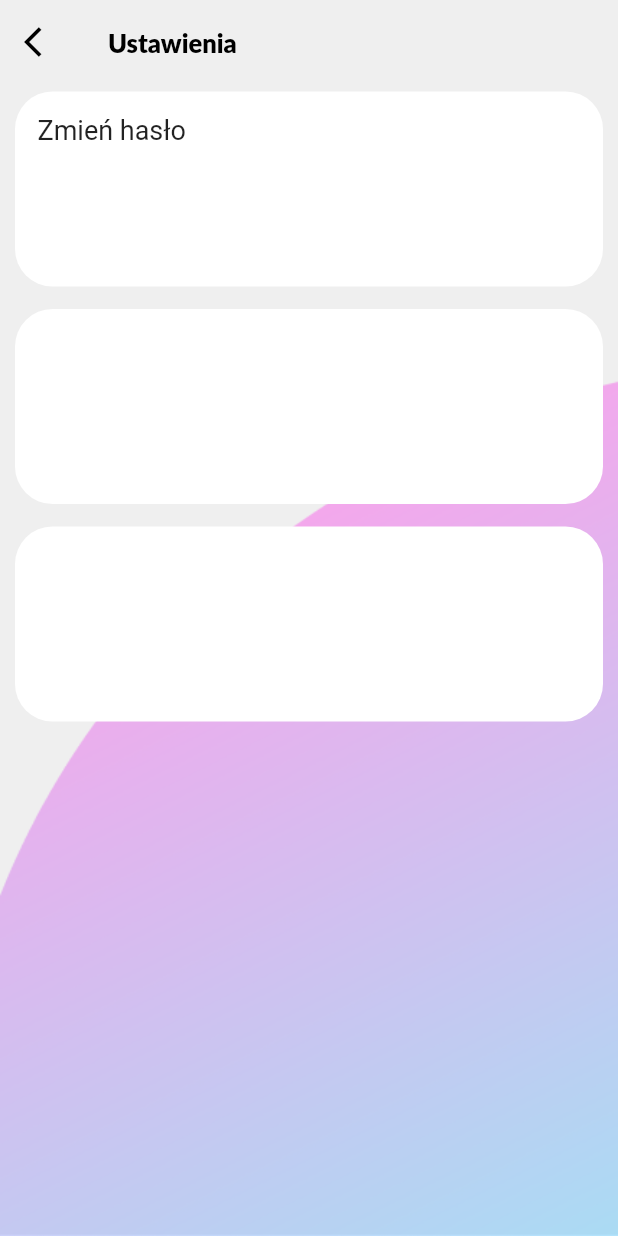
After one commit to v-ashka/proj-zespolowy-flutter, a Flutter app: the SettingsView screen opened directly, on a phone screen of 412 x 824 dp. The commit adds this screen. Run offline on Flutter 3.47's test engine with Material 2 defaults, Android fonts, the phone set to English and light mode, and no system bars; our stand-ins replace cached_network_image, dropdown_textfield, expandable, file_picker, flutter_secure_storage, flutter_spinkit and 6 more; missing offline and left inert: byte_converter, chip_list, flutter_downloader, jwt_decode, video_thumbnail; accounts and stored records are empty.

Commit message:
added settings view

```diff
--- a/lib/components/appbar.dart
+++ b/lib/components/appbar.dart
@@ -1,9 +1,11 @@
 import "package:flutter/material.dart";
 import 'package:flutter/services.dart';
+import 'package:projzespoloey/components/header.dart';
 import 'package:projzespoloey/constants.dart';
 
 enum HeaderTitleType {
   defaultTitle,
+  settingsTitle,
   carList,
   carDefault,
   carInsurance,
@@ -23,12 +25,14 @@ enum HeaderTitleType {
   fileList,
   documentList,
   formAddDocument,
-  formEditDocument
+  formEditDocument,
 }
 
 extension HeaderTitleExtension on HeaderTitleType {
   String get text {
     switch (this) {
+      case HeaderTitleType.settingsTitle:
+        return 'Ustawienia';
       case HeaderTitleType.fileList:
         return 'Lista plików';
       case HeaderTitleType.defaultTitle:
--- a/lib/main.dart
+++ b/lib/main.dart
@@ -135,7 +135,7 @@ class MyApp extends StatelessWidget {
           fontFamily: 'Lato',
           colorScheme: ThemeData()
               .colorScheme
-              .copyWith(primary: primaryColor, secondary: secondaryColor),
+              .copyWith(primary: primaryColor, secondary: mainColor),
           appBarTheme: AppBarTheme(
               color: primaryColor,
               titleTextStyle: TextStyle(color: fontBlack, fontFamily: "Lato")),
--- a/lib/pages/_Dashboard.dart
+++ b/lib/pages/_Dashboard.dart
@@ -5,6 +5,7 @@ import 'package:flutter/src/widgets/framework.dart';
 import 'package:jwt_decode/jwt_decode.dart';
 import 'package:projzespoloey/components/dashboardBox.dart';
 import 'package:projzespoloey/constants.dart';
+import 'package:projzespoloey/pages/settings_view.dart';
 
 class DashboardPanel extends StatefulWidget {
   const DashboardPanel({Key? key}) : super(key: key);
@@ -92,15 +93,23 @@ class _DashboardPanelState extends State<DashboardPanel> {
                             ),
                           ),
                         ),
-                        const IconButton(
-                          onPressed: null,
-                          icon: Icon(Icons.notifications, size: 25),
+                        IconButton(
+                          onPressed: () async {
+                            print("notifications");
+                          },
+                          icon: const Icon(Icons.notifications, size: 25),
                         ),
                       ],
                     ),
-                    const IconButton(
-                      onPressed: null,
-                      icon: Icon(Icons.settings, size: 25),
+                    IconButton(
+                      onPressed: () {
+                        print("settings");
+                        Navigator.push(
+                            context,
+                            MaterialPageRoute(
+                                builder: (context) => SettingsView()));
+                      },
+                      icon: const Icon(Icons.settings, size: 25),
                     ),
                   ],
                 ),
--- /dev/null
+++ b/lib/pages/settings_view.dart
@@ -0,0 +1,72 @@
+import 'package:flutter/material.dart';
+import 'package:flutter/src/foundation/key.dart';
+import 'package:flutter/src/widgets/container.dart';
+import 'package:flutter/src/widgets/framework.dart';
+import 'package:projzespoloey/components/appbar.dart';
+
+class SettingsView extends StatefulWidget {
+  const SettingsView({Key? key}) : super(key: key);
+
+  @override
+  State<SettingsView> createState() => _SettingsViewState();
+}
+
+class _SettingsViewState extends State<SettingsView> {
+  @override
+  Widget build(BuildContext context) {
+    return Scaffold(
+      extendBodyBehindAppBar: true,
+      appBar: myAppBar(context, HeaderTitleType.settingsTitle),
+      body: Container(
+          decoration: const BoxDecoration(
+              image: DecorationImage(
+                  image: AssetImage('assets/background.png'),
+                  fit: BoxFit.fill)),
+          child: Padding(
+              padding: const EdgeInsets.fromLTRB(10, 5, 10, 0),
+              child: ListView(children: [
+                Container(
+                  decoration: BoxDecoration(
+                    borderRadius: BorderRadius.circular(25),
+                    color: Colors.white,
+                  ),
+                  height: 130,
+                  width: 150,
+                  child: Padding(
+                    padding: const EdgeInsets.all(15.0),
+                    child: Column(
+                      mainAxisAlignment: MainAxisAlignment.start,
+                      crossAxisAlignment: CrossAxisAlignment.start,
+                      children: [
+                        Text(
+                          "Zmień hasło",
+                          style: TextStyle(fontSize: 18),
+                        )
+                      ],
+                    ),
+                  ),
+                ),
+                SizedBox(
+                  height: 15,
+                ),
+                Container(
+                    decoration: BoxDecoration(
+                      borderRadius: BorderRadius.circular(25),
+                      color: Colors.white,
+                    ),
+                    height: 130,
+                    width: 150),
+                SizedBox(
+                  height: 15,
+                ),
+                Container(
+                    decoration: BoxDecoration(
+                      borderRadius: BorderRadius.circular(25),
+                      color: Colors.white,
+                    ),
+                    height: 130,
+                    width: 150),
+              ]))),
+    );
+  }
+}
```
